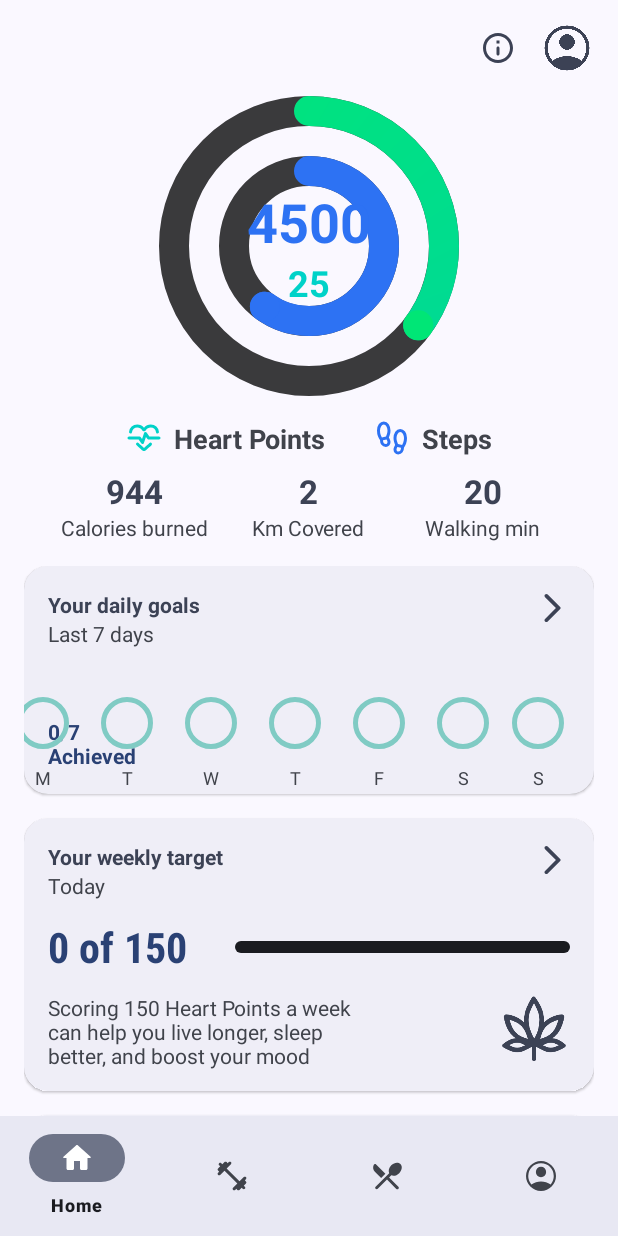
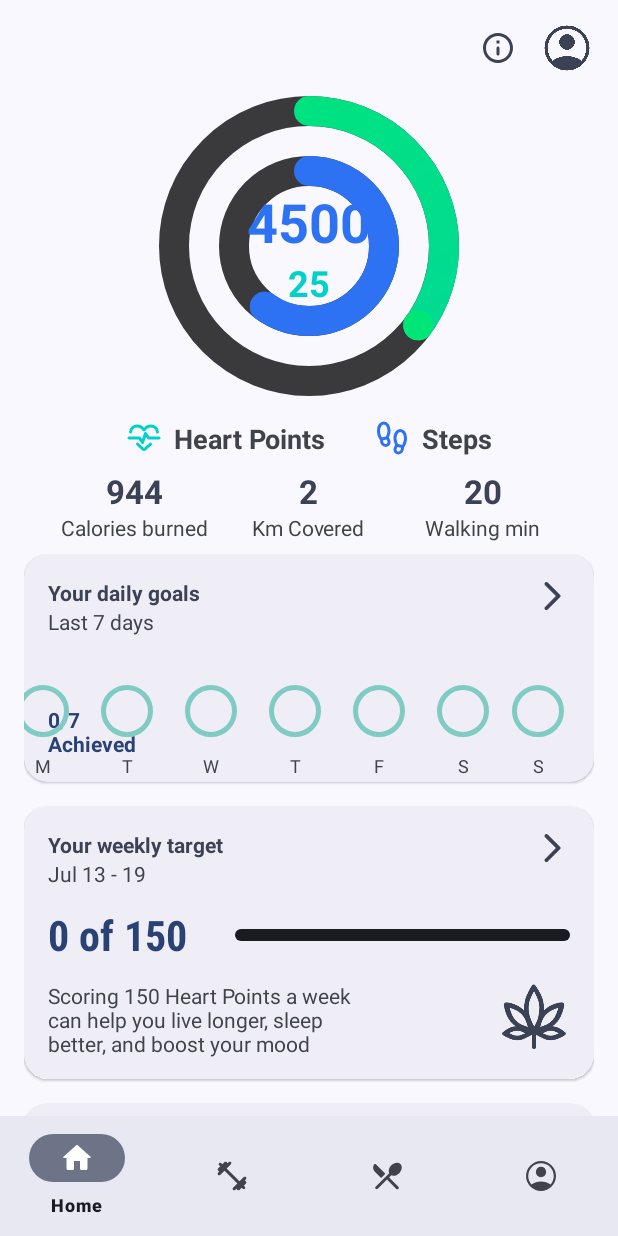
Before and after one commit to rajatt04/FitByKit, an Android app: the home screen opened directly, with no data from a screen before it, on a phone screen of 412 x 824 dp. Run offline under Robolectric (Android 15) with nearby library versions, the phone set to English and light mode, and no system bars; our stand-ins replace CircleImageView, navigation-ui.

```diff
--- a/app/src/main/AndroidManifest.xml
+++ b/app/src/main/AndroidManifest.xml
@@ -20,7 +20,7 @@
         android:supportsRtl="true"
         android:theme="@style/Theme.FitByKit">
 
-        <receiver android:name=".ReminderReceiver"
+        <receiver android:name=".receivers.ReminderReceiver"
             android:enabled="true"
             android:exported="true">
             <intent-filter>
@@ -29,7 +29,7 @@
             </intent-filter>
         </receiver>
 
-        <receiver android:name=".BootReceiver"
+        <receiver android:name=".receivers.BootReceiver"
             android:exported="true">
             <intent-filter>
                 <action android:name="android.intent.action.BOOT_COMPLETED" />
--- a/app/src/main/java/com/rajatt7z/fitbykit/fragments/home.kt
+++ b/app/src/main/java/com/rajatt7z/fitbykit/fragments/home.kt
@@ -144,6 +144,30 @@ class home : Fragment() {
                 .show()
         }
 
+        binding.dailyGoals.setOnClickListener{
+            MaterialAlertDialogBuilder(requireContext())
+                .setTitle("Daily Goals")
+                .setMessage("Currently Under Development")
+                .setPositiveButton("Ok", null)
+                .show()
+        }
+
+        binding.dailyGoals2.setOnClickListener{
+            MaterialAlertDialogBuilder(requireContext())
+                .setTitle("Weekly Target")
+                .setMessage("Currently Under Development")
+                .setPositiveButton("Ok", null)
+                .show()
+        }
+
+        binding.bmiCardView1.setOnClickListener{
+            MaterialAlertDialogBuilder(requireContext())
+                .setTitle("BMI Card")
+                .setMessage("Currently Under Development")
+                .setPositiveButton("Ok", null)
+                .show()
+        }
+
         binding.btnSync.setOnClickListener {
             startActivity(Intent(requireContext(), syncFit::class.java))
         }
@@ -161,8 +185,37 @@ class home : Fragment() {
             resetSteps()
         }
 
+        val dateFormat = SimpleDateFormat("MMM dd", Locale.getDefault())
+        val calendar = Calendar.getInstance()
+        calendar.firstDayOfWeek = Calendar.SUNDAY
+        calendar.set(Calendar.DAY_OF_WEEK, calendar.firstDayOfWeek)
+        val startOfWeek = calendar.time
+        calendar.add(Calendar.DAY_OF_WEEK, 6)
+        val endOfWeek = calendar.time
+        val formattedWeek = "${dateFormat.format(startOfWeek)} - ${SimpleDateFormat("dd", Locale.getDefault()).format(endOfWeek)}"
+        binding.materialTextView1822.text = formattedWeek
+
         updateWeeklyHeartPointsUI(sharedPref)
         return binding.root
+    }
+
+    override fun onResume() {
+        super.onResume()
+        resetStepsIfNewDay()
+    }
+
+    private fun resetStepsIfNewDay() {
+        val sharedPref = requireContext().getSharedPreferences("userPref",Context.MODE_PRIVATE)
+        val today = getTodayDate()
+        val savedDate = sharedPref.getString("stepsDate",null)
+        if (savedDate != today) {
+            sharedPref.edit {
+                putFloat("previousTotalSteps", previousTotalSteps)
+                putString("stepsDate", today)
+            }
+        } else {
+            previousTotalSteps = sharedPref.getFloat("previousTotalSteps", 0f)
+        }
     }
 
     @SuppressLint("UseCompatLoadingForDrawables")
--- a/app/src/main/java/com/rajatt7z/fitbykit/fragments/profile.kt
+++ b/app/src/main/java/com/rajatt7z/fitbykit/fragments/profile.kt
@@ -27,9 +27,9 @@ import com.google.android.material.snackbar.Snackbar
 import com.google.android.material.textfield.TextInputEditText
 import com.google.android.material.timepicker.MaterialTimePicker
 import com.google.android.material.timepicker.TimeFormat
-import com.rajatt7z.fitbykit.AlarmScheduler
+import com.rajatt7z.fitbykit.receivers.AlarmScheduler
 import com.rajatt7z.fitbykit.R
-import com.rajatt7z.fitbykit.ReminderReceiver
+import com.rajatt7z.fitbykit.receivers.ReminderReceiver
 import com.rajatt7z.fitbykit.activity.heartpoints
 import com.rajatt7z.fitbykit.activity.steps
 import com.rajatt7z.fitbykit.databinding.FragmentProfileBinding
--- a/app/src/main/java/com/rajatt7z/fitbykit/AlarmScheduler.kt
+++ b/app/src/main/java/com/rajatt7z/fitbykit/receivers/AlarmScheduler.kt
@@ -1,4 +1,4 @@
-package com.rajatt7z.fitbykit
+package com.rajatt7z.fitbykit.receivers
 
 import android.annotation.SuppressLint
 import android.app.AlarmManager
--- a/app/src/main/java/com/rajatt7z/fitbykit/BootReceiver.kt
+++ b/app/src/main/java/com/rajatt7z/fitbykit/receivers/BootReceiver.kt
@@ -1,4 +1,4 @@
-package com.rajatt7z.fitbykit
+package com.rajatt7z.fitbykit.receivers
 
 import android.content.BroadcastReceiver
 import android.content.Context
--- a/app/src/main/java/com/rajatt7z/fitbykit/ReminderReceiver.kt
+++ b/app/src/main/java/com/rajatt7z/fitbykit/receivers/ReminderReceiver.kt
@@ -1,4 +1,4 @@
-package com.rajatt7z.fitbykit
+package com.rajatt7z.fitbykit.receivers
 
 import android.annotation.SuppressLint
 import android.app.*
@@ -7,6 +7,7 @@ import android.media.*
 import android.os.*
 import android.util.Log
 import androidx.core.app.NotificationCompat
+import com.rajatt7z.fitbykit.R
 
 class ReminderReceiver : BroadcastReceiver() {
 
--- a/app/src/main/res/layout/fragment_home.xml
+++ b/app/src/main/res/layout/fragment_home.xml
@@ -223,7 +223,8 @@
         app:layout_constraintTop_toBottomOf="@+id/stats_container">
 
         <LinearLayout
-            android:layout_margin="8dp"
+            android:layout_marginStart="8dp"
+            android:layout_marginEnd="8dp"
             android:layout_width="match_parent"
             android:layout_height="wrap_content"
             android:orientation="vertical">
```
